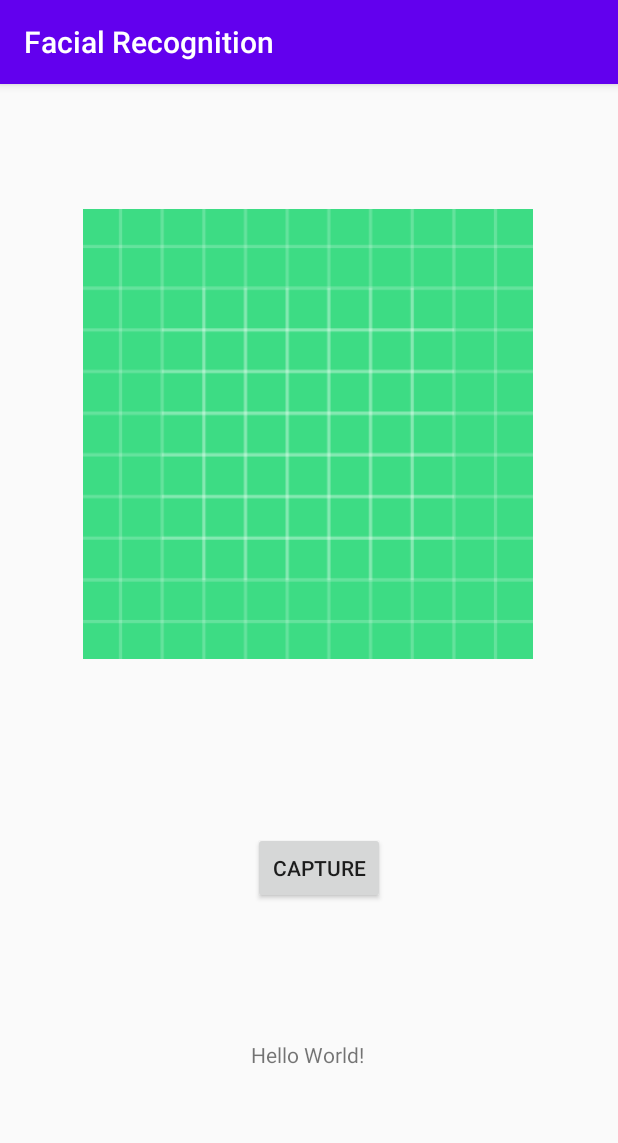
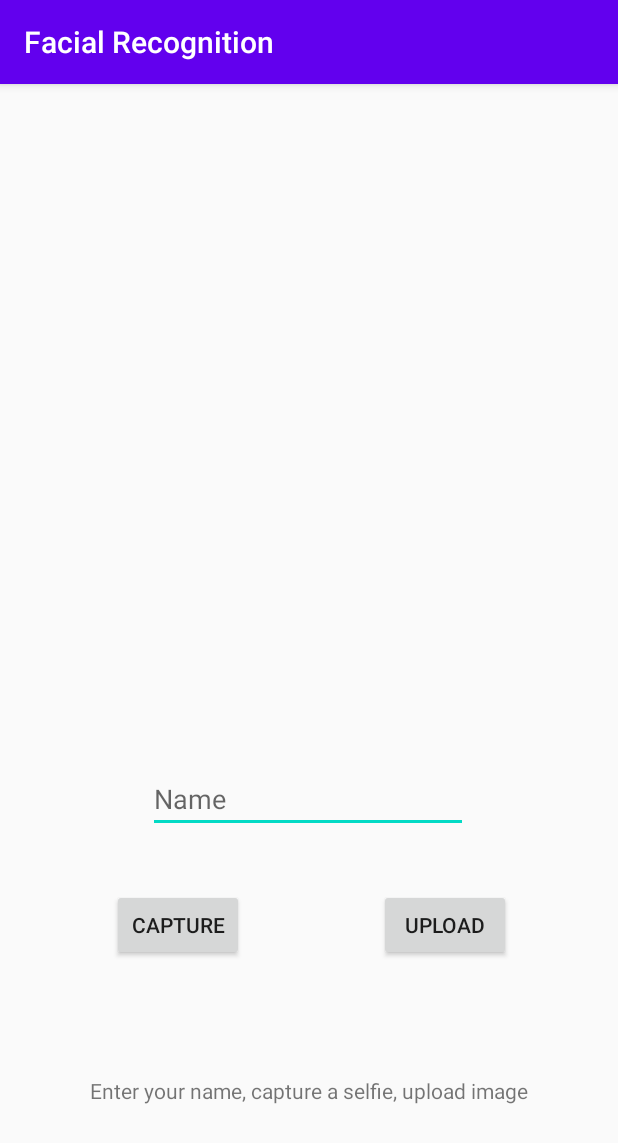
Before and after one commit to Swapnil-N/FacialRecognitionAttendance, an Android app: the screen it shows after launch (MainActivity), on a phone screen of 412 x 824 dp. Shown: the top 1143 px of the screen. Run offline under Robolectric (Android 15) with nearby library versions, the phone set to English and light mode, and no system bars; our stand-ins replace Firebase (no records; nobody signed in at launch, a user with empty details on screens opened directly).

Commit message:
Split button, UI update

```diff
--- a/FacialRecognition/app/src/main/AndroidManifest.xml
+++ b/FacialRecognition/app/src/main/AndroidManifest.xml
@@ -15,7 +15,7 @@
         android:roundIcon="@mipmap/ic_launcher_round"
         android:supportsRtl="true"
         android:theme="@style/AppTheme">
-        <activity android:name=".MainActivity">
+        <activity android:name=".MainActivity" android:screenOrientation="portrait">
             <intent-filter>
                 <action android:name="android.intent.action.MAIN" />
 
--- a/FacialRecognition/app/src/main/java/com/example/facialrecognition/MainActivity.java
+++ b/FacialRecognition/app/src/main/java/com/example/facialrecognition/MainActivity.java
@@ -18,6 +18,7 @@ import android.provider.MediaStore;
 import android.util.Log;
 import android.view.View;
 import android.widget.Button;
+import android.widget.EditText;
 import android.widget.ImageView;
 import android.widget.Toast;
 
@@ -37,10 +38,11 @@ public class MainActivity extends AppCompatActivity {
     private static final int CAMERA_REQUEST_CODE = 1;
     ImageView imageView;
     Button captureButton;
-    Bitmap bitmap;
+    Button uploadButton;
+    EditText nameField;
+    Uri imageUri;
 
     private StorageReference mStorage;
-    private ProgressDialog mProgress;
 
     @Override
     protected void onCreate(Bundle savedInstanceState) {
@@ -49,9 +51,10 @@ public class MainActivity extends AppCompatActivity {
 
         imageView = findViewById(R.id.imageView);
         captureButton = findViewById(R.id.captureButton);
+        uploadButton = findViewById(R.id.uploadButton);
+        nameField = findViewById(R.id.editTextName);
 
         mStorage = FirebaseStorage.getInstance().getReference();
-        mProgress = new ProgressDialog(this);
 
         captureButton.setOnClickListener(new View.OnClickListener() {
             @Override
@@ -60,6 +63,32 @@ public class MainActivity extends AppCompatActivity {
             }
         });
 
+        uploadButton.setOnClickListener(new View.OnClickListener() {
+            @Override
+            public void onClick(View view) {
+                uploadToStorage();
+            }
+        });
+
+    }
+
+    private void uploadToStorage() {
+
+        if (imageUri == null){
+            Toast.makeText(MainActivity.this, "Take a photo of yourself first", Toast.LENGTH_LONG).show();
+        }
+        else if(nameField.getText().toString().equals("")){
+            Toast.makeText(MainActivity.this, "Please enter your name", Toast.LENGTH_LONG).show();
+        }
+        else {
+            StorageReference filepath = mStorage.child("Photos").child(nameField.getText().toString());
+            filepath.putFile(imageUri).addOnSuccessListener(new OnSuccessListener<UploadTask.TaskSnapshot>() {
+                @Override
+                public void onSuccess(UploadTask.TaskSnapshot taskSnapshot) {
+                    Toast.makeText(MainActivity.this, "Uploading Finished", Toast.LENGTH_LONG).show();
+                }
+            });
+        }
 
     }
 
@@ -74,24 +103,12 @@ public class MainActivity extends AppCompatActivity {
 
         if (requestCode == CAMERA_REQUEST_CODE && resultCode == RESULT_OK){
 
-            //mProgress.setMessage("Uploading Image ...");
-            //mProgress.show();
-
-            bitmap = (Bitmap)data.getExtras().get("data");
+            Bitmap bitmap = (Bitmap)data.getExtras().get("data");
             imageView.setImageBitmap(bitmap);
             ByteArrayOutputStream bytes = new ByteArrayOutputStream();
             bitmap.compress(Bitmap.CompressFormat.JPEG, 100, bytes);
             String path = MediaStore.Images.Media.insertImage(getApplicationContext().getContentResolver(), bitmap, "Title", null);
-            Uri uri = Uri.parse(path);
-
-            StorageReference filepath = mStorage.child("Photos").child(uri.getLastPathSegment());
-            filepath.putFile(uri).addOnSuccessListener(new OnSuccessListener<UploadTask.TaskSnapshot>() {
-                @Override
-                public void onSuccess(UploadTask.TaskSnapshot taskSnapshot) {
-                    //mProgress.dismiss();
-                    Toast.makeText(MainActivity.this, "Uploading Finished ...", Toast.LENGTH_SHORT).show();
-                }
-            });
+            imageUri = Uri.parse(path);
 
         }
     }
@@ -100,6 +117,7 @@ public class MainActivity extends AppCompatActivity {
 
         if (ContextCompat.checkSelfPermission(this, Manifest.permission.CAMERA) != PackageManager.PERMISSION_GRANTED) {
             ActivityCompat.requestPermissions(this, new String[] {Manifest.permission.CAMERA}, CAMERA_PERMISSION_CODE);
+            //TODO: Ask storage permission at runtime
         }
         else{
             openCamera();
--- a/FacialRecognition/app/src/main/res/layout/activity_main.xml
+++ b/FacialRecognition/app/src/main/res/layout/activity_main.xml
@@ -6,40 +6,63 @@
     android:layout_height="match_parent"
     tools:context=".MainActivity">
 
-    <TextView
-        android:id="@+id/textView"
+    <ImageView
+        android:id="@+id/imageView"
+        android:layout_width="386dp"
+        android:layout_height="528dp"
+        app:layout_constraintBottom_toTopOf="@+id/editTextName"
+        app:layout_constraintEnd_toEndOf="parent"
+        app:layout_constraintStart_toStartOf="parent"
+        app:layout_constraintTop_toTopOf="parent"
+        app:layout_constraintVertical_bias="0.424" />
+
+    <EditText
+        android:id="@+id/editTextName"
         android:layout_width="wrap_content"
         android:layout_height="wrap_content"
-        android:text="Hello World!"
+        android:ems="10"
+        android:hint="Name"
+        android:inputType="textPersonName"
         app:layout_constraintBottom_toBottomOf="parent"
+        app:layout_constraintEnd_toEndOf="parent"
         app:layout_constraintHorizontal_bias="0.498"
-        app:layout_constraintLeft_toLeftOf="parent"
-        app:layout_constraintRight_toRightOf="parent"
+        app:layout_constraintStart_toStartOf="parent"
         app:layout_constraintTop_toTopOf="parent"
-        app:layout_constraintVertical_bias="0.851" />
+        app:layout_constraintVertical_bias="0.628" />
 
     <Button
         android:id="@+id/captureButton"
         android:layout_width="wrap_content"
         android:layout_height="wrap_content"
         android:text="Capture"
+        app:layout_constraintBottom_toTopOf="@+id/textView"
+        app:layout_constraintEnd_toEndOf="parent"
+        app:layout_constraintHorizontal_bias="0.23"
+        app:layout_constraintStart_toStartOf="parent"
+        app:layout_constraintTop_toBottomOf="@+id/editTextName"
+        app:layout_constraintVertical_bias="0.325" />
+
+    <Button
+        android:id="@+id/uploadButton"
+        android:layout_width="wrap_content"
+        android:layout_height="wrap_content"
+        android:text="Upload"
+        app:layout_constraintBottom_toTopOf="@+id/textView"
+        app:layout_constraintEnd_toEndOf="parent"
+        app:layout_constraintHorizontal_bias="0.779"
+        app:layout_constraintStart_toStartOf="parent"
+        app:layout_constraintTop_toBottomOf="@+id/editTextName"
+        app:layout_constraintVertical_bias="0.325" />
+
+    <TextView
+        android:id="@+id/textView"
+        android:layout_width="wrap_content"
+        android:layout_height="wrap_content"
+        android:text="Enter your name, capture a selfie, upload image"
         app:layout_constraintBottom_toBottomOf="parent"
         app:layout_constraintEnd_toEndOf="parent"
-        app:layout_constraintHorizontal_bias="0.52"
         app:layout_constraintStart_toStartOf="parent"
         app:layout_constraintTop_toTopOf="parent"
-        app:layout_constraintVertical_bias="0.693" />
-
-    <ImageView
-        android:id="@+id/imageView"
-        android:layout_width="300dp"
-        android:layout_height="300dp"
-        app:layout_constraintBottom_toBottomOf="parent"
-        app:layout_constraintEnd_toEndOf="parent"
-        app:layout_constraintHorizontal_bias="0.495"
-        app:layout_constraintStart_toStartOf="parent"
-        app:layout_constraintTop_toTopOf="parent"
-        app:layout_constraintVertical_bias="0.178"
-        app:srcCompat="@drawable/ic_launcher_background" />
+        app:layout_constraintVertical_bias="0.883" />
 
 </androidx.constraintlayout.widget.ConstraintLayout>
```
